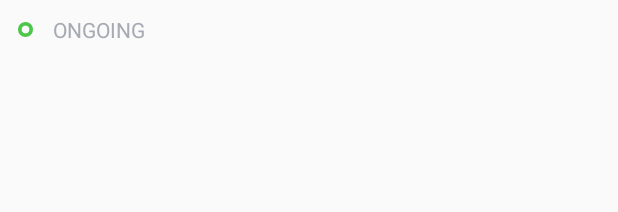
After one commit to moe-uxa/KarPooler, an Android app: the layout layout_trip_list_header.xml on its own in the app's theme, with its tools: preview values and no code run, on a phone screen of 412 x 824 dp. The commit adds this screen. Shown: the top 212 px of the screen. Run offline under Robolectric (Android 15) with nearby library versions, the phone set to English and light mode, and no system bars.

```diff
--- a/karpooler-android-app/app/build.gradle
+++ b/karpooler-android-app/app/build.gradle
@@ -36,5 +36,4 @@ dependencies {
     compile 'org.apmem.tools:layouts:1.10@aar'
     compile 'com.google.android.gms:play-services:8.1.0'
     compile 'de.hdodenhof:circleimageview:2.0.0'
-    compile 'com.timehop.stickyheadersrecyclerview:library:0.4.2@aar'
 }
--- a/karpooler-android-app/app/src/main/java/com/eramo/karpooler/fragments/MyTripFragment.java
+++ b/karpooler-android-app/app/src/main/java/com/eramo/karpooler/fragments/MyTripFragment.java
@@ -11,10 +11,9 @@ import android.view.ViewGroup;
 
 import com.eramo.karpooler.R;
 import com.eramo.karpooler.activities.HomeActivity;
-import com.eramo.karpooler.adapters.FeedsRecyclerViewAdapter;
 import com.eramo.karpooler.adapters.TripsRecyclerViewAdapter;
-import com.eramo.karpooler.models.dtos.FeedDTO;
 import com.eramo.karpooler.models.dtos.TripDTO;
+
 
 import java.util.ArrayList;
 
--- /dev/null
+++ b/karpooler-android-app/app/src/main/res/layout/layout_trip_list_header.xml
@@ -0,0 +1,28 @@
+<?xml version="1.0" encoding="utf-8"?>
+<LinearLayout xmlns:android="http://schemas.android.com/apk/res/android"
+    android:layout_width="match_parent"
+    android:layout_height="wrap_content"
+    android:layout_marginLeft="12dp"
+    android:layout_marginRight="12dp"
+    android:orientation="horizontal"
+    android:paddingBottom="10dp"
+    android:paddingTop="10dp">
+
+
+    <ImageView
+        android:id="@+id/imgv_header_icon"
+        android:layout_width="wrap_content"
+        android:layout_height="wrap_content"
+        android:layout_gravity="center_vertical"
+        android:layout_marginRight="13dp"
+        android:src="@drawable/ic_ongoing" />
+
+    <TextView
+        android:id="@+id/tv_header_title"
+        android:layout_width="wrap_content"
+        android:layout_height="wrap_content"
+        android:layout_gravity="center_vertical"
+        android:text="ONGOING"
+        android:textColor="@color/headerTextColor"
+        android:textSize="14sp" />
+</LinearLayout>
--- a/karpooler-android-app/app/src/main/res/values/colors.xml
+++ b/karpooler-android-app/app/src/main/res/values/colors.xml
@@ -13,5 +13,6 @@
     <!-- trip card -->
     <color name="tripCardTextColor">#494c55</color>
     <color name="tripCardTextLightColor">#8c929f</color>
+    <color name="headerTextColor">#a5aab3</color>
 
 </resources>
```
Also changed, not shown: karpooler-android-app/app/src/main/java/com/eramo/karpooler/adapters/TripsRecyclerViewAdapter.java (+12 -1 lines), karpooler-android-app/app/src/main/java/com/eramo/karpooler/helpers/GeneratePeopleImageHelper.java (added, +66 -0 lines), karpooler-android-app/app/src/main/java/com/eramo/karpooler/viewHolders/TripCreationViewHolder.java (+10 -48 lines), karpooler-android-app/app/src/main/res/layout/card_trip.xml (+6 -5 lines), karpooler-android-app/app/src/main/res/drawable-hdpi/ic_expired.png (added), karpooler-android-app/app/src/main/res/drawable-hdpi/ic_ongoing.png (added), karpooler-android-app/app/src/main/res/drawable-hdpi/ic_upcoming.png (added), karpooler-android-app/app/src/main/res/drawable-mdpi/ic_expired.png (added), karpooler-android-app/app/src/main/res/drawable-mdpi/ic_ongoing.png (added), karpooler-android-app/app/src/main/res/drawable-mdpi/ic_upcoming.png (added), karpooler-android-app/app/src/main/res/drawable-xhdpi/ic_expired.png (added), karpooler-android-app/app/src/main/res/drawable-xhdpi/ic_ongoing.png (added), karpooler-android-app/app/src/main/res/drawable-xhdpi/ic_upcoming.png (added), karpooler-android-app/app/src/main/res/drawable-xxhdpi/ic_expired.png (added), 2 more files, 1 other file.
